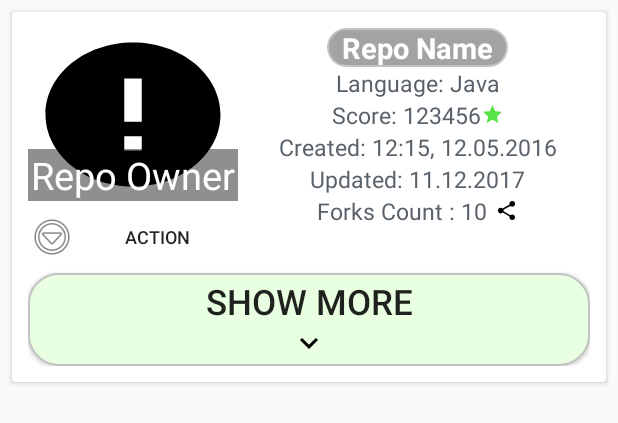
After one commit to BenMohammad/RepoApp, an Android app: the layout repo_item.xml on its own in the app's theme, with its tools: preview values and no code run, on a phone screen of 412 x 824 dp. The commit adds this screen. Shown: the top 423 px of the screen. Run offline under Robolectric (Android 15) with nearby library versions, the phone set to English and light mode, and no system bars.

Commit message:
MainAdapter added...

```diff
--- a/app/build.gradle
+++ b/app/build.gradle
@@ -55,5 +55,7 @@ dependencies {
     implementation 'pl.tajchert:waitingdots:0.1.0'
 
     implementation'androidx.browser:browser:1.2.0'
+    implementation 'androidx.recyclerview:recyclerview:1.1.0'
+    implementation 'androidx.cardview:cardview:1.0.0'
 
 }
--- /dev/null
+++ b/app/src/main/res/drawable/action_button_background_normal.xml
@@ -0,0 +1,5 @@
+<?xml version="1.0" encoding="utf-8"?>
+<shape xmlns:android="http://schemas.android.com/apk/res/android"
+    android:shape="rectangle"
+    >
+</shape>
--- /dev/null
+++ b/app/src/main/res/drawable/action_button_background_pressed.xml
@@ -0,0 +1,5 @@
+<?xml version="1.0" encoding="utf-8"?>
+<shape xmlns:android="http://schemas.android.com/apk/res/android"
+    android:shape="rectangle">
+    <solid android:color="@color/colorPrimary"/>
+</shape>
--- /dev/null
+++ b/app/src/main/res/drawable/action_button_selector_with_background.xml
@@ -0,0 +1,10 @@
+<?xml version="1.0" encoding="utf-8"?>
+<selector xmlns:android="http://schemas.android.com/apk/res/android">
+    <item android:state_pressed="true"
+        android:drawable="@drawable/action_button_background_pressed" /> <!-- pressed -->
+
+    <item android:state_focused="true"
+        android:drawable="@drawable/action_button_background_pressed" /> <!-- focused -->
+
+    <item android:drawable="@drawable/action_button_background_normal" /> <!-- default -->
+</selector>
--- /dev/null
+++ b/app/src/main/res/drawable/expand_more_24dp.xml
@@ -0,0 +1,10 @@
+<?xml version="1.0" encoding="utf-8"?>
+<vector xmlns:android="http://schemas.android.com/apk/res/android"
+    android:width="24dp"
+    android:height="24dp"
+    android:viewportWidth="24.0"
+    android:viewportHeight="24.0">
+    <path
+        android:fillColor="#FF000000"
+        android:pathData="M16.59,8.59L12,13.17 7.41,8.59 6,10l6,6 6,-6z"/>
+</vector>
--- /dev/null
+++ b/app/src/main/res/drawable/ic_error.xml
@@ -0,0 +1,9 @@
+<vector xmlns:android="http://schemas.android.com/apk/res/android"
+        android:width="24dp"
+        android:height="24dp"
+        android:viewportWidth="24.0"
+        android:viewportHeight="24.0">
+    <path
+        android:fillColor="#FF000000"
+        android:pathData="M12,2C6.48,2 2,6.48 2,12s4.48,10 10,10 10,-4.48 10,-10S17.52,2 12,2zM13,17h-2v-2h2v2zM13,13h-2L11,7h2v6z"/>
+</vector>
--- /dev/null
+++ b/app/src/main/res/drawable/rounded_gray_background.xml
@@ -0,0 +1,13 @@
+<?xml version="1.0" encoding="utf-8"?>
+<shape xmlns:android="http://schemas.android.com/apk/res/android"
+    android:shape="rectangle">
+
+    <corners android:radius="@dimen/more_button_rounding" />
+
+    <stroke
+        android:width="@dimen/more_button_outline_stroke_width"
+        android:color="@color/moreButtonOutlineColor"
+        android:dashWidth="20dp" />
+    <solid android:color="@color/linkColor" />
+
+</shape>
--- /dev/null
+++ b/app/src/main/res/drawable/share_black_15dp.xml
@@ -0,0 +1,5 @@
+<?xml version="1.0" encoding="utf-8"?>
+<vector android:height="15dp" android:viewportHeight="24.0"
+    android:viewportWidth="24.0" android:width="15dp" xmlns:android="http://schemas.android.com/apk/res/android">
+    <path android:fillColor="#FF000000" android:pathData="M18,16.08c-0.76,0 -1.44,0.3 -1.96,0.77L8.91,12.7c0.05,-0.23 0.09,-0.46 0.09,-0.7s-0.04,-0.47 -0.09,-0.7l7.05,-4.11c0.54,0.5 1.25,0.81 2.04,0.81 1.66,0 3,-1.34 3,-3s-1.34,-3 -3,-3 -3,1.34 -3,3c0,0.24 0.04,0.47 0.09,0.7L8.04,9.81C7.5,9.31 6.79,9 6,9c-1.66,0 -3,1.34 -3,3s1.34,3 3,3c0.79,0 1.5,-0.31 2.04,-0.81l7.12,4.16c-0.05,0.21 -0.08,0.43 -0.08,0.65 0,1.61 1.31,2.92 2.92,2.92 1.61,0 2.92,-1.31 2.92,-2.92s-1.31,-2.92 -2.92,-2.92z"/>
+</vector>
--- /dev/null
+++ b/app/src/main/res/drawable/star_15dp.xml
@@ -0,0 +1,6 @@
+<?xml version="1.0" encoding="utf-8"?>
+<vector android:height="15dp" android:tint="#56E343"
+    android:viewportHeight="24.0" android:viewportWidth="24.0"
+    android:width="15dp" xmlns:android="http://schemas.android.com/apk/res/android">
+    <path android:fillColor="#FF000000" android:pathData="M12,17.27L18.18,21l-1.64,-7.03L22,9.24l-7.19,-0.61L12,2 9.19,8.63 2,9.24l5.46,4.73L5.82,21z"/>
+</vector>
--- /dev/null
+++ b/app/src/main/res/drawable/white_rounded_background_normal.xml
@@ -0,0 +1,16 @@
+<?xml version="1.0" encoding="utf-8"?>
+<shape xmlns:android="http://schemas.android.com/apk/res/android"
+    android:shape="rectangle"
+    >
+
+    <corners
+        android:radius="@dimen/more_button_rounding" />
+
+    <stroke
+        android:width="@dimen/more_button_outline_stroke_width"
+        android:color="@color/moreButtonOutlineColor"
+        android:dashWidth="20dp"
+        />
+    <solid android:color="@color/showMoreColor" />
+
+</shape>
--- /dev/null
+++ b/app/src/main/res/drawable/white_rounded_background_pressed.xml
@@ -0,0 +1,21 @@
+<?xml version="1.0" encoding="utf-8"?>
+<shape xmlns:android="http://schemas.android.com/apk/res/android"
+    android:shape="rectangle"
+
+    >
+
+
+    <corners
+        android:radius="@dimen/more_button_rounding"
+        />
+
+    <stroke
+
+        android:width="@dimen/more_button_outline_stroke_width"
+        android:color="@color/moreButtonOutlineColor"
+        android:dashWidth="20dp"
+        />
+    <solid android:color="@color/colorPrimary" />
+
+
+</shape>
--- /dev/null
+++ b/app/src/main/res/drawable/white_rounded_button_selector.xml
@@ -0,0 +1,8 @@
+<?xml version="1.0" encoding="utf-8"?>
+<selector xmlns:android="http://schemas.android.com/apk/res/android">
+    <item android:state_pressed="true"
+        android:drawable="@drawable/white_rounded_background_pressed" /> <!-- pressed -->
+    <item android:state_focused="true"
+        android:drawable="@drawable/white_rounded_background_pressed" /> <!-- focused -->
+    <item android:drawable="@drawable/white_rounded_background_normal" /> <!-- default -->
+</selector>
--- /dev/null
+++ b/app/src/main/res/layout/repo_item.xml
@@ -0,0 +1,161 @@
+<?xml version="1.0" encoding="utf-8"?>
+<androidx.cardview.widget.CardView
+    xmlns:tools="http://schemas.android.com/tools"
+    xmlns:android="http://schemas.android.com/apk/res/android"
+    android:layout_width="match_parent"
+    android:layout_height="wrap_content"
+    android:layout_marginStart="8dp"
+    android:id="@+id/card_view_entire_row"
+    android:layout_marginTop="8dp"
+    android:layout_marginEnd="8dp">
+
+    <RelativeLayout
+        android:layout_width="match_parent"
+        android:layout_height="wrap_content"
+        android:layout_margin="@dimen/feed_item_margin"
+        android:id="@+id/entire_view"
+        android:padding="@dimen/feed_item_padding"
+        android:background="@color/defaultRepoColor">
+
+        <RelativeLayout
+            android:layout_width="@dimen/image_width_vertical"
+            android:layout_height="@dimen/repo_owner_image_height"
+            android:id="@+id/image_layout"
+            android:layout_marginRight="@dimen/image_layout_margin_right">
+
+            <ImageView
+                android:id="@+id/avatar"
+                android:layout_width="match_parent"
+                android:layout_height="match_parent"
+                android:scaleType="fitXY"
+                android:contentDescription="@string/image_of_the_repository_owner"
+                android:src="@drawable/ic_error" />
+
+            <TextView
+                android:id="@+id/repo_owner"
+                android:layout_width="match_parent"
+                android:layout_height="wrap_content"
+                android:layout_alignBottom="@+id/avatar"
+                android:layout_centerHorizontal="true"
+                android:layout_gravity="center_horizontal"
+                android:background="@color/blackColorLowOpacity"
+                android:gravity="center_horizontal"
+                android:textColor="@color/whiteColor"
+                android:textSize="@dimen/repo_owner_text_size"
+                tools:text="Repo Owner" />
+
+        </RelativeLayout>
+
+        <Button
+            android:id="@+id/action_button"
+            android:layout_width="match_parent"
+            android:layout_height="wrap_content"
+            android:layout_below="@+id/image_layout"
+            android:layout_alignStart="@+id/image_layout"
+            android:layout_alignEnd="@+id/image_layout"
+            android:background="@drawable/action_button_selector_with_background"
+            android:textSize="@dimen/action_button_text_size"
+            tools:drawableLeft="@android:drawable/ic_menu_more"
+            tools:text="Action"
+            />
+
+        <LinearLayout
+            android:layout_width="match_parent"
+            android:layout_height="wrap_content"
+            android:gravity="center_horizontal"
+            android:layout_toRightOf="@+id/image_layout"
+            android:layout_alignParentTop="true"
+            android:orientation="vertical">
+
+            <TextView
+                android:id="@+id/repo_name"
+                android:layout_width="wrap_content"
+                android:paddingLeft="10dp"
+                android:paddingRight="10dp"
+                android:layout_height="wrap_content"
+                android:layout_gravity="center|top"
+                android:gravity="center|top"
+                android:textColor="@color/whiteColor"
+                android:textSize="@dimen/vertical_repo_name_text"
+                android:background="@drawable/rounded_gray_background"
+                android:textStyle="bold"
+                tools:text="Repo Name"
+                />
+
+            <TextView
+                android:id="@+id/language"
+                android:layout_width="wrap_content"
+                android:layout_height="wrap_content"
+                android:maxLines="1"
+                android:textColor="@color/repoDescriptionTextColor"
+                android:textSize="@dimen/vertical_repo_description_text"
+                tools:text="Language: Java" />
+
+            <TextView
+                android:id="@+id/score"
+                android:layout_width="wrap_content"
+                android:layout_height="wrap_content"
+                android:maxLines="1"
+                android:drawableEnd="@drawable/star_15dp"
+                android:gravity="center_vertical"
+                android:textColor="@color/repoDescriptionTextColor"
+                android:textSize="@dimen/vertical_repo_description_text"
+                tools:text="Score: 123456" />
+
+
+            <TextView
+                android:id="@+id/created_at_tv"
+                android:layout_width="wrap_content"
+                android:layout_height="wrap_content"
+                android:textColor="@color/repoDescriptionTextColor"
+                android:textSize="@dimen/vertical_repo_description_text"
+                tools:text="Created: 12:15, 12.05.2016" />
+
+            <TextView
+                android:id="@+id/updated_at_tv"
+                android:layout_width="wrap_content"
+                android:layout_height="wrap_content"
+                android:textColor="@color/repoDescriptionTextColor"
+                android:textSize="@dimen/vertical_repo_description_text"
+                tools:text="Updated: 11.12.2017" />
+
+            <TextView
+                android:id="@+id/forks_count"
+                android:layout_width="wrap_content"
+                android:layout_height="wrap_content"
+                android:maxLines="1"
+                android:textColor="@color/repoDescriptionTextColor"
+                android:textSize="@dimen/vertical_repo_description_text"
+                android:gravity="center_vertical"
+                android:drawableEnd="@drawable/share_black_15dp"
+                android:drawablePadding="5dp"
+                tools:text="Forks Count : 10" />
+
+        </LinearLayout>
+
+
+        <!--Shown only if it is last item in the list-->
+        <Button
+            android:layout_width="match_parent"
+            android:layout_gravity="center_horizontal"
+            android:layout_height="wrap_content"
+            android:paddingLeft="@dimen/show_more_button_padding_LR"
+            android:paddingRight="@dimen/show_more_button_padding_LR"
+            android:paddingBottom="@dimen/show_more_button_padding_top_and_bottom"
+            android:paddingTop="@dimen/show_more_button_padding_top_and_bottom"
+            android:id="@+id/show_more_button"
+            android:text="@string/show_more_button"
+            android:gravity="center"
+            android:textSize="@dimen/show_more_button_text_size"
+            android:textStyle="normal"
+            tools:visibility="visible"
+            android:layout_below="@+id/action_button"
+            android:drawableBottom="@drawable/expand_more_24dp"
+            android:background="@drawable/white_rounded_button_selector"
+            android:visibility="gone"
+            />
+
+
+    </RelativeLayout>
+
+</androidx.cardview.widget.CardView>
--- a/app/src/main/res/values/colors.xml
+++ b/app/src/main/res/values/colors.xml
@@ -1,6 +1,15 @@
 <?xml version="1.0" encoding="utf-8"?>
 <resources>
-    <color name="colorPrimary">#008577</color>
-    <color name="colorPrimaryDark">#00574B</color>
-    <color name="colorAccent">#D81B60</color>
+    <color name="colorPrimary">#262b30</color>
+    <color name="colorPrimaryDark">#000000</color>
+    <color name="colorAccent">#9eec3f</color>
+    <color name="repoDescriptionTextColor">#59616a</color>
+    <color name="defaultRepoColor">#ffffff</color>
+    <color name="loadingDotsColor">#b2ff59</color>
+    <color name="whiteColor">#ffffff</color>
+    <color name="showMoreColor">#e8ffe1</color>
+    <color name="moreButtonOutlineColor">#ffc3c3c3</color>
+    <color name="linkColor">#a3a3a3</color>
+    <color name="blackColorLowOpacity">#70000000</color>
+    <color name="black">#000000</color>
 </resources>
--- /dev/null
+++ b/app/src/main/res/values/dimens.xml
@@ -0,0 +1,25 @@
+<?xml version="1.0" encoding="utf-8"?>
+<resources>
+    <!-- Default screen margins, per the Android Design guidelines. -->
+    <dimen name="activity_horizontal_margin">16dp</dimen>
+    <dimen name="activity_vertical_margin">16dp</dimen>
+    <dimen name="nav_header_vertical_spacing">8dp</dimen>
+    <dimen name="nav_header_height">176dp</dimen>
+    <dimen name="fab_margin">16dp</dimen>
+    <dimen name="show_more_button_padding_LR">20dp</dimen>
+    <dimen name="show_more_button_padding_top_and_bottom">3dp</dimen>
+    <dimen name="show_more_button_text_size">23sp</dimen>
+    <dimen name="vertical_repo_name_text">19sp</dimen>
+    <dimen name="vertical_repo_description_text">15sp</dimen>
+    <dimen name="repo_owner_image_height">115dp</dimen>
+    <dimen name="more_button_rounding">20dp</dimen>
+    <dimen name="more_button_outline_stroke_width">1dp</dimen>
+    <dimen name="action_button_text_size">12sp</dimen>
+    <dimen name="image_width_vertical">140dp</dimen>
+    <dimen name="image_layout_margin_right">5dp</dimen>
+    <dimen name="repo_owner_text_size">25sp</dimen>
+    <dimen name="feed_item_margin">5dp</dimen>
+    <dimen name="feed_item_padding">5dp</dimen>
+    <dimen name="view_code_top_margin">5dp</dimen>
+    <dimen name="avatar_drawable_padding">2dp</dimen>
+</resources>
```
Also changed, not shown: app/src/main/java/com/benmohammad/repoapp/ui/mainscreen/MainAdapter.java (added, +139 -0 lines), app/src/main/res/drawable/bookmarks_24dp.xml (added, +10 -0 lines), app/src/main/res/layout/activity_main.xml (+0 -11 lines), app/src/main/res/values/strings.xml (+60 -0 lines).
